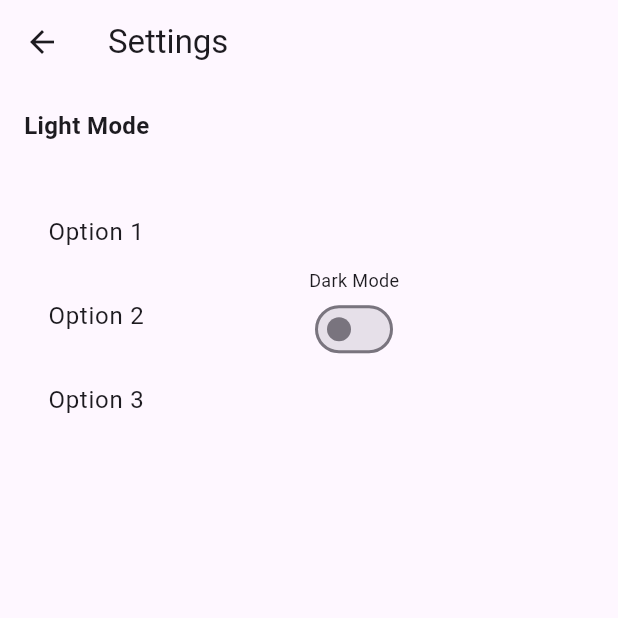
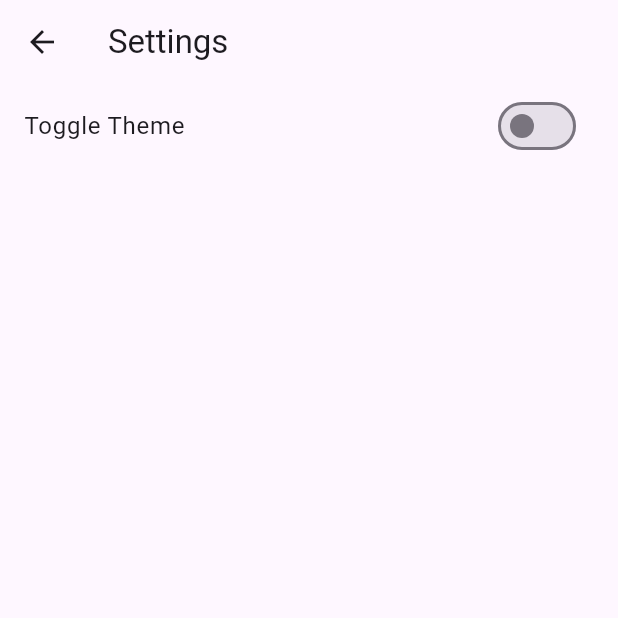
Before and after one commit to ITECH3208andITECH3209feduni/project-repository-body-check-app, a Flutter app: the screen it shows after launch, after a tap on "Settings", on a phone screen of 412 x 824 dp, the top half of it. Run offline on Flutter 3.47's test engine with Material 3 defaults, Android fonts, the light colour scheme and no system bars.

Commit message:
Update main.dart
Added theme intergration

```diff
--- a/lib/main.dart
+++ b/lib/main.dart
@@ -1,79 +1,66 @@
 import 'package:flutter/material.dart';
+import 'package:provider/provider.dart';
 
 void main() {
-  runApp(MyApp()); // Change this to MyApp
+  runApp(
+    ChangeNotifierProvider(
+      create: (context) => ThemeManager(ThemeData(brightness: Brightness.light)),
+      child: MyApp(),
+    ),
+  );
 }
 
-class MyApp extends StatefulWidget {
-  @override
-  _MyAppState createState() => _MyAppState();
+class ThemeManager with ChangeNotifier {
+  ThemeData _themeData;
+
+  ThemeManager(this._themeData);
+
+  ThemeData get themeData => _themeData;
+
+  void toggleTheme() {
+    _themeData = _themeData.brightness == Brightness.light
+        ? ThemeData(brightness: Brightness.dark)
+        : ThemeData(brightness: Brightness.light);
+    notifyListeners();
+  }
 }
 
-class _MyAppState extends State<MyApp> {
-  Brightness _currentBrightness = Brightness.light;
-
-  void toggleTheme() {
-    setState(() {
-      _currentBrightness =
-          (_currentBrightness == Brightness.light) ? Brightness.dark : Brightness.light;
-    });
-  }
-
+class MyApp extends StatelessWidget {
   @override
   Widget build(BuildContext context) {
+    final themeManager = Provider.of<ThemeManager>(context);
     return MaterialApp(
-      theme: ThemeData(brightness: _currentBrightness),
-      home: HomeScreen(toggleTheme: toggleTheme),
+      theme: themeManager.themeData,
+      home: HomeScreen(),
       routes: {
         '/create': (context) => CreatePage(),
         '/schedule': (context) => SchedulePage(),
+        '/settings': (context) => SettingsPage(),
       },
     );
   }
 }
 
 class HomeScreen extends StatelessWidget {
-  final VoidCallback toggleTheme;
-
-  HomeScreen({required this.toggleTheme});
-
   @override
   Widget build(BuildContext context) {
     return Scaffold(
-      backgroundColor: Colors.blue,
+      appBar: AppBar(title: Text('Home')),
       body: Center(
         child: Column(
           mainAxisAlignment: MainAxisAlignment.center,
           children: <Widget>[
-            Text(
-              'Hello! Welcome to the Body Check App',
-              style: TextStyle(
-                fontSize: 40,
-                color: Colors.white,
-                fontWeight: FontWeight.bold,
-              ),
+            Text('Welcome to the Body Check App'),
+            ElevatedButton(
+              onPressed: () => Navigator.pushNamed(context, '/create'),
+              child: Text('Create Body Check'),
             ),
             ElevatedButton(
-              onPressed: () {
-                Navigator.pushNamed(context, '/create');
-              },
-              child: Text('Creation Page'),
+              onPressed: () => Navigator.pushNamed(context, '/schedule'),
+              child: Text('Schedule Checks'),
             ),
             ElevatedButton(
-              onPressed: () {
-                Navigator.pushNamed(context, '/schedule');
-              },
-              child: Text('Schedule'),
-            ),
-            ElevatedButton(
-              onPressed: () {
-                Navigator.push(
-                  context,
-                  MaterialPageRoute(
-                    builder: (context) => SettingsPage(toggleTheme: toggleTheme), // Pass toggleTheme here
-                  ),
-                );
-              },
+              onPressed: () => Navigator.pushNamed(context, '/settings'),
               child: Text('Settings'),
             ),
           ],
@@ -82,7 +69,6 @@ class HomeScreen extends StatelessWidget {
     );
   }
 }
-
 
 class CreatePage extends StatefulWidget {
   @override
@@ -100,9 +86,7 @@ class _CreatePageState extends State<CreatePage> {
   @override
   Widget build(BuildContext context) {
     return Scaffold(
-      backgroundColor: Colors.white,
       appBar: AppBar(
-        backgroundColor: Colors.blue,
         title: Text('Create Custom Body Check'),
         leading: IconButton(
           icon: Icon(Icons.arrow_back),
@@ -116,10 +100,7 @@ class _CreatePageState extends State<CreatePage> {
         child: Column(
           crossAxisAlignment: CrossAxisAlignment.start,
           children: [
-            Text(
-              'Select Body Part:',
-              style: TextStyle(fontSize: 16, fontWeight: FontWeight.bold),
-            ),
+            Text('Select Body Part:'),
             Row(
               children: [
                 Radio(
@@ -168,7 +149,6 @@ class _CreatePageState extends State<CreatePage> {
                 Text('Custom'),
               ],
             ),
-            SizedBox(height: 20),
             if (_isCustomBodyPartSelected)
               TextField(
                 onChanged: (value) {
@@ -215,9 +195,7 @@ class _CreatePageState extends State<CreatePage> {
               ],
             ),
             SizedBox(height: 20),
-            Align(
-              alignment: Alignment.center,
-              child: ElevatedButton(
+            ElevatedButton(
               onPressed: () {
                 String bodyCheck = _bodyCheckController.text;
                 print('Body Part: $_selectedBodyPart');
@@ -230,103 +208,6 @@ class _CreatePageState extends State<CreatePage> {
                 _bodyCheckController.clear();
               },
               child: Text('Save Body Check'),
-              ),
-            ),
-          ],
-        ),
-      ),
-    );
-  }
-
-  @override
-  void dispose() {
-    _bodyCheckController.dispose();
-    super.dispose();
-  }
-}
-
-
-class SettingsPage extends StatefulWidget {
-  final VoidCallback toggleTheme;
-
-  SettingsPage({required this.toggleTheme});
-
-  @override
-  _SettingsPageState createState() => _SettingsPageState();
-}
-
-
-
-class _SettingsPageState extends State<SettingsPage> {
-  Brightness _currentBrightness = Brightness.light;
-
-   void toggleTheme() {
-    setState(() {
-      _currentBrightness =
-          (_currentBrightness == Brightness.light) ? Brightness.dark : Brightness.light;
-    });
-  }
-
-  @override
-  Widget build(BuildContext context) {
-    ThemeData _currentTheme = ThemeData(brightness: _currentBrightness);
-
-    return MaterialApp(
-      theme: _currentTheme,
-      home: Scaffold(
-        appBar: AppBar(
-          title: Text('Settings'),
-          leading: IconButton(
-            icon: Icon(Icons.arrow_back),
-            onPressed: () {
-              Navigator.pop(context); // Navigate back to the previous screen
-            },
-          ),
-        ),
-        body: Column(
-          crossAxisAlignment: CrossAxisAlignment.start,
-          children: [
-            Padding(
-              padding: EdgeInsets.all(16),
-              child: Text(
-                _currentBrightness == Brightness.dark ? 'Dark Mode' : 'Light Mode',
-                style: TextStyle(fontSize: 16, fontWeight: FontWeight.bold),
-              ),
-            ),
-            Row(
-              mainAxisAlignment: MainAxisAlignment.spaceBetween,
-              children: [
-                Expanded(
-                  child: Padding(
-                    padding: EdgeInsets.all(16),
-                    child: Column(
-                      crossAxisAlignment: CrossAxisAlignment.start,
-                      children: [
-                        ListTile(title: Text('Option 1')),
-                        ListTile(title: Text('Option 2')),
-                        ListTile(title: Text('Option 3')),
-                      ],
-                    ),
-                  ),
-                ),
-                Expanded(
-                  child: Column(
-                    crossAxisAlignment: CrossAxisAlignment.start,
-                    children: [
-                      Text(
-                        _currentBrightness == Brightness.dark ? 'Light Mode' : 'Dark Mode',
-                        style: TextStyle(fontSize: 12, fontWeight: FontWeight.normal),
-                      ),
-                      Switch(
-                        value: _currentBrightness == Brightness.dark,
-                        onChanged: (value) {
-                          toggleTheme();
-                        },
-                      ),
-                    ],
-                  ),
-                ),
-              ],
             ),
           ],
         ),
@@ -342,42 +223,17 @@ class SchedulePage extends StatefulWidget {
 
 class _SchedulePageState extends State<SchedulePage> {
   int _selectedOption = 1;
-  TimeOfDay _selectedTime = TimeOfDay.now();
-
-  void _selectTime(BuildContext context) async {
-    final TimeOfDay? newTime = await showTimePicker(
-      context: context,
-      initialTime: _selectedTime,
-    );
-
-    if (newTime != null) {
-      setState(() {
-        _selectedTime = newTime;
-      });
-    }
-  }
 
   @override
   Widget build(BuildContext context) {
     return Scaffold(
-      appBar: AppBar(
-        title: Text('Schedule Body Checks'),
-        leading: IconButton(
-          icon: Icon(Icons.arrow_back),
-          onPressed: () {
-            Navigator.pop(context);
-          },
-        ),
-      ),
+      appBar: AppBar(title: Text('Schedule Checks')),
       body: Padding(
         padding: const EdgeInsets.all(20.0),
         child: Column(
           crossAxisAlignment: CrossAxisAlignment.start,
           children: [
-            Text(
-              'Select Option:',
-              style: TextStyle(fontSize: 16, fontWeight: FontWeight.bold),
-            ),
+            Text('Select Option:'),
             DropdownButton<int>(
               value: _selectedOption,
               onChanged: (int? newValue) {
@@ -392,32 +248,10 @@ class _SchedulePageState extends State<SchedulePage> {
                 );
               }).toList(),
             ),
-            SizedBox(height: 20),
-            Text(
-              'Select Time:',
-              style: TextStyle(fontSize: 16, fontWeight: FontWeight.bold),
-            ),
-            InkWell(
-              onTap: () {
-                _selectTime(context);
-              },
-              child: Row(
-                children: [
-                  Icon(Icons.access_time),
-                  SizedBox(width: 10),
-                  Text(
-                    _selectedTime.format(context),
-                    style: TextStyle(fontSize: 16),
-                  ),
-                ],
-              ),
-            ),
-            SizedBox(height: 20),
             ElevatedButton(
               onPressed: () {
-                // Implement your scheduling logic here
                 print('Selected Option: $_selectedOption');
-                print('Selected Time: ${_selectedTime.format(context)}');
+                // Add logic for scheduling here
               },
               child: Text('Confirm'),
             ),
@@ -427,3 +261,28 @@ class _SchedulePageState extends State<SchedulePage> {
     );
   }
 }
+
+class SettingsPage extends StatelessWidget {
+  @override
+  Widget build(BuildContext context) {
+    final themeManager = Provider.of<ThemeManager>(context);
+    return Scaffold(
+      appBar: AppBar(
+        title: Text('Settings'),
+        leading: IconButton(
+          icon: Icon(Icons.arrow_back),
+          onPressed: () => Navigator.of(context).pop(),
+        ),
+      ),
+      body: ListTile(
+        title: Text('Toggle Theme'),
+        trailing: Switch(
+          value: themeManager.themeData.brightness == Brightness.dark,
+          onChanged: (value) {
+            themeManager.toggleTheme();
+          },
+        ),
+      ),
+    );
+  }
+}
```
Lines whose indentation alone changed are shown as unchanged.
